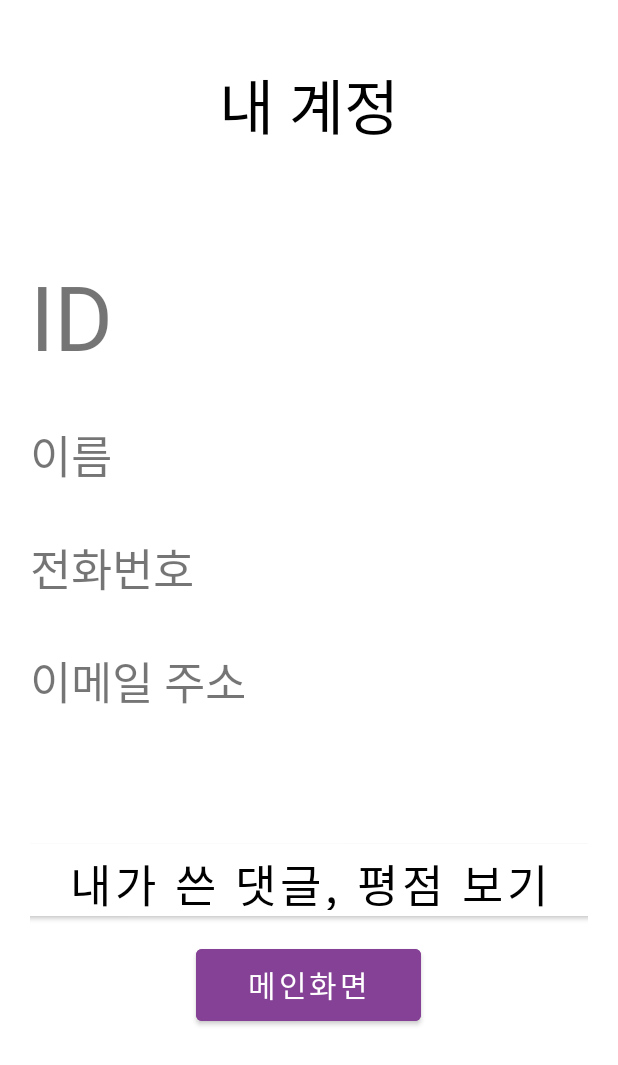
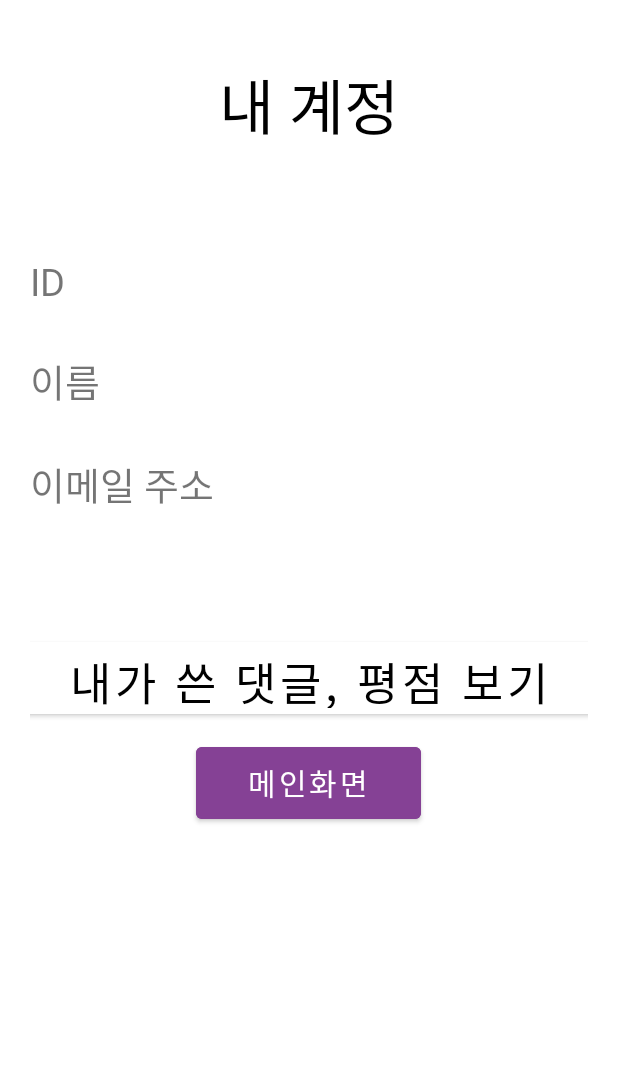
Before and after one commit to jundonghyun/TripChoice, an Android app: the layout activity_myid.xml on its own in the app's theme, with its tools: preview values and no code run, on a phone screen of 412 x 824 dp. Shown: the top 1065 px of the screen. Run offline under Robolectric (Android 15) with nearby library versions, the phone set to English and light mode, and no system bars.

Commit message:
계정정보보기 기능추가

```diff
--- a/app/src/main/java/com/example/tripchoice/JoinActivity.java
+++ b/app/src/main/java/com/example/tripchoice/JoinActivity.java
@@ -96,9 +96,8 @@ public class JoinActivity extends AppCompatActivity {
 
         Map<String, String> User = new HashMap<>();
 
-        User.put("Email", email);
-        User.put("Password", password);
-        User.put("이름", name);
+        User.put("email", email);
+        User.put("name", name);
 
 
         DocumentReference newUserRef = db
--- a/app/src/main/java/com/example/tripchoice/LoginActivity.java
+++ b/app/src/main/java/com/example/tripchoice/LoginActivity.java
@@ -160,7 +160,9 @@ public class LoginActivity extends AppCompatActivity {
                         Log.d("tag", "SignWithEmail:onComplete" + task.isSuccessful());
                         if(task.isSuccessful()){
                             finish();
-                            startActivity(new Intent(LoginActivity.this, MainActivity.class));
+                            Intent intent = new Intent(getApplicationContext(), MainActivity.class);
+                            intent.putExtra("id", id);
+                            startActivity(intent);
                             Toast.makeText(LoginActivity.this, "로그인 되었습니다", Toast.LENGTH_SHORT).show();
                         }
                         else{
--- a/app/src/main/res/layout/activity_myid.xml
+++ b/app/src/main/res/layout/activity_myid.xml
@@ -24,29 +24,27 @@
         android:layout_margin="20dp"
         android:orientation="vertical">
         <TextView
+            android:id="@+id/id"
             android:layout_width="match_parent"
             android:layout_height="wrap_content"
             android:layout_marginTop="50dp"
             android:text="ID"
-            android:textSize="60dp"/>
+            android:textSize="25dp"/>
         <TextView
+            android:id="@+id/name"
             android:layout_width="match_parent"
             android:layout_height="wrap_content"
             android:layout_marginTop="30dp"
             android:text="이름"
-            android:textSize="30dp"/>
+            android:textSize="25dp"/>
+
         <TextView
-            android:layout_width="match_parent"
-            android:layout_height="wrap_content"
-            android:layout_marginTop="30dp"
-            android:text="전화번호"
-            android:textSize="30dp"/>
-        <TextView
+            android:id="@+id/email"
             android:layout_width="match_parent"
             android:layout_height="wrap_content"
             android:layout_marginTop="30dp"
             android:text="이메일 주소"
-            android:textSize="30dp"/>
+            android:textSize="25dp"/>
         <Button
             android:layout_width="380dp"
             android:layout_height="60dp"
```
Also changed, not shown: app/src/main/java/com/example/tripchoice/MainActivity.java (+6 -1 lines), app/src/main/java/com/example/tripchoice/MyidActivity.java (+57 -1 lines).
